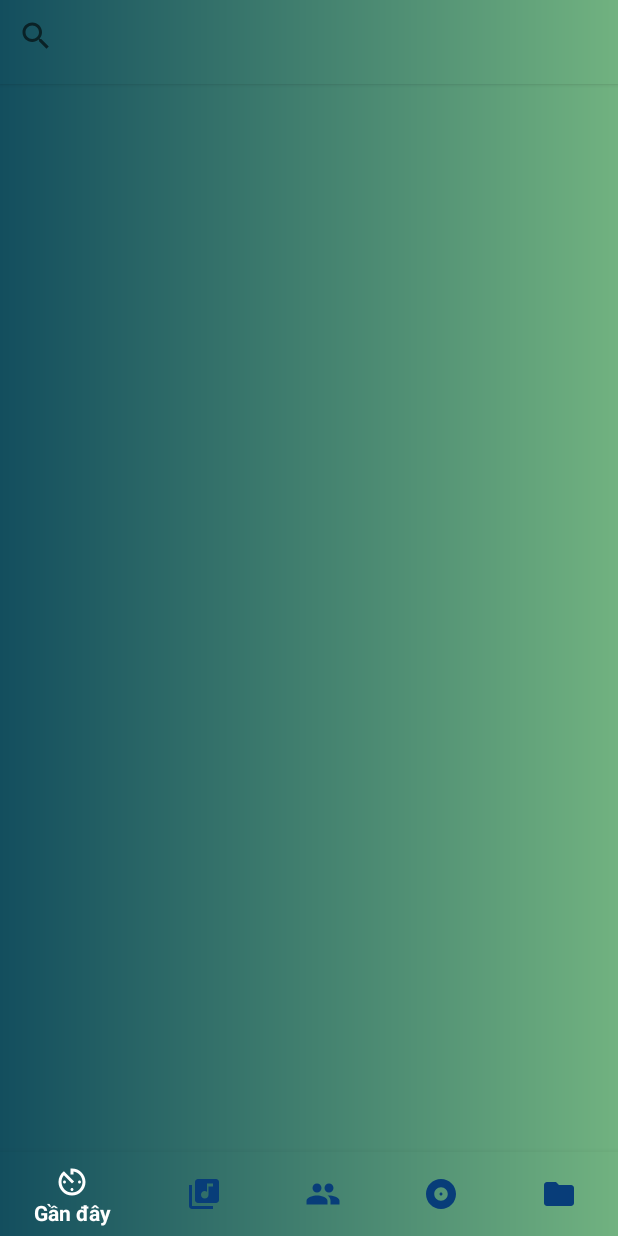
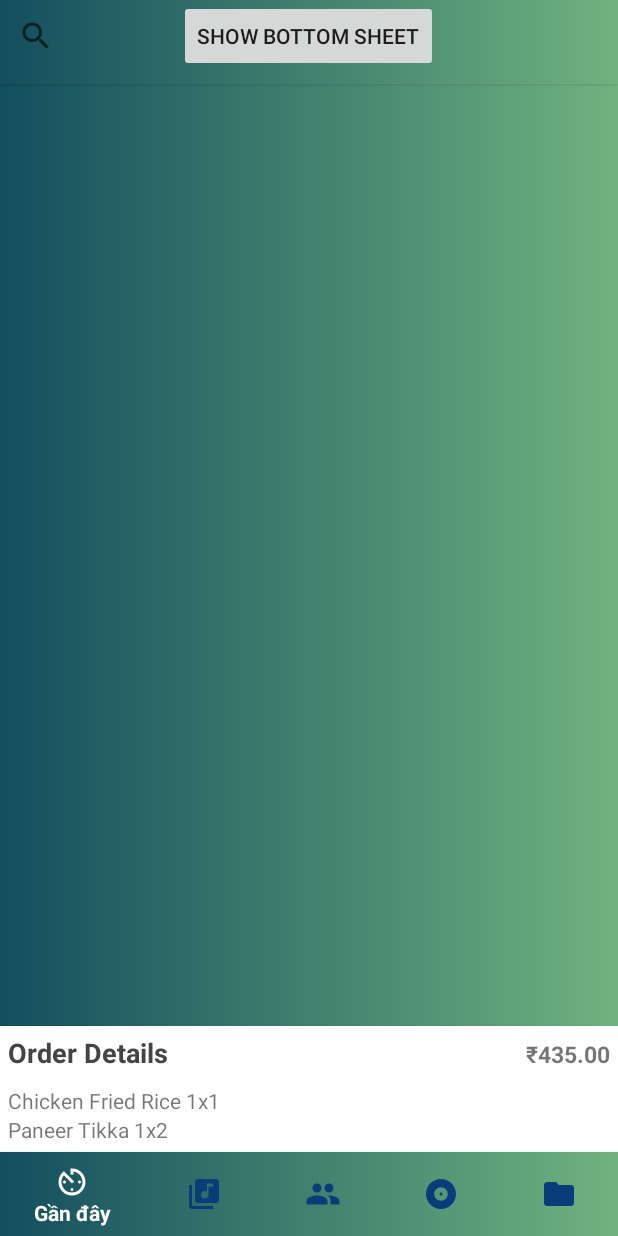
Before and after one commit to CongVan/Android, an Android app: the screen it shows after launch (MainActivity), on a phone screen of 412 x 824 dp. Run offline under Robolectric (Android 15) with nearby library versions, the phone set to English and light mode, and no system bars; our stand-ins replace ButterKnife.

Commit message:
fix bug bottom sheet with activity main

```diff
--- a/MusicForLife/app/src/main/java/com/example/musicforlife/MainActivity.java
+++ b/MusicForLife/app/src/main/java/com/example/musicforlife/MainActivity.java
@@ -8,6 +8,7 @@ import android.support.annotation.NonNull;
 import android.support.constraint.ConstraintLayout;
 import android.support.design.widget.BottomNavigationView;
 import android.support.design.widget.BottomSheetBehavior;
+import android.support.v4.widget.NestedScrollView;
 import android.support.v7.widget.SearchView;
 import android.support.v7.app.AppCompatActivity;
 import android.support.v7.widget.Toolbar;
@@ -35,7 +36,7 @@ public class MainActivity extends AppCompatActivity {
     Button btnBottomSheet;
 
     //    @BindView(R.id.bottom_sheet)
-    LinearLayout layoutBottomSheet;
+    NestedScrollView layoutBottomSheet;
 
     BottomSheetBehavior sheetBehavior;
 
@@ -45,8 +46,8 @@ public class MainActivity extends AppCompatActivity {
         setContentView(R.layout.activity_main);
 //        ButterKnife.bind(this);
         frameLayoutContainer = findViewById(R.id.frame_container);
-//        btnBottomSheet = findViewById(R.id.btn_bottom_sheet);
-//        layoutBottomSheet = findViewById(R.id.bottom_sheet);
+        btnBottomSheet = findViewById(R.id.btn_bottom_sheet);
+        layoutBottomSheet = findViewById(R.id.bottom_sheet);
 //        fragmentThread.run();
 //        Toolbar toolbar = (Toolbar) findViewById(R.id.tool_bar_main);
 //
@@ -56,7 +57,7 @@ public class MainActivity extends AppCompatActivity {
 //        setSupportActionBar(toolbar);
 //
 
-//        sheetBehavior = BottomSheetBehavior.from(layoutBottomSheet);
+
         final BottomNavigationView bottomNavigationView = findViewById(R.id.navigation_main);
 
         bottomNavigationView.setOnNavigationItemSelectedListener(new BottomNavigationView.OnNavigationItemSelectedListener() {
@@ -85,36 +86,37 @@ public class MainActivity extends AppCompatActivity {
  * bottom sheet state change listener
  * we are changing button text when sheet changed state
  * */
-//        layoutBottomSheet.getLayoutParams().height = ViewGroup.LayoutParams.MATCH_PARENT;
-//        sheetBehavior.setBottomSheetCallback(new BottomSheetBehavior.BottomSheetCallback() {
-//            @Override
-//            public void onStateChanged(@NonNull View bottomSheet, int newState) {
-//                switch (newState) {
-//                    case BottomSheetBehavior.STATE_HIDDEN:
-//                        break;
-//                    case BottomSheetBehavior.STATE_EXPANDED: {
-//                        btnBottomSheet.setText("Close Sheet");
-////                        bottomNavigationView.setSystemUiVisibility(View.INVISIBLE);
-//                        layoutBottomSheet.bringToFront();
-//                    }
-//                    break;
-//                    case BottomSheetBehavior.STATE_COLLAPSED: {
-//                        btnBottomSheet.setText("Expand Sheet");
-////                        bottomNavigationView.setSystemUiVisibility(View.VISIBLE);
-//                    }
-//                    break;
-//                    case BottomSheetBehavior.STATE_DRAGGING:
-//                        break;
-//                    case BottomSheetBehavior.STATE_SETTLING:
-//                        break;
-//                }
-//            }
-//
-//            @Override
-//            public void onSlide(@NonNull View bottomSheet, float slideOffset) {
-//
-//            }
-//        });
+        sheetBehavior = BottomSheetBehavior.from(layoutBottomSheet);
+        layoutBottomSheet.getLayoutParams().height = ViewGroup.LayoutParams.MATCH_PARENT;
+        sheetBehavior.setBottomSheetCallback(new BottomSheetBehavior.BottomSheetCallback() {
+            @Override
+            public void onStateChanged(@NonNull View bottomSheet, int newState) {
+                switch (newState) {
+                    case BottomSheetBehavior.STATE_HIDDEN:
+                        break;
+                    case BottomSheetBehavior.STATE_EXPANDED: {
+                        btnBottomSheet.setText("Close Sheet");
+//                        bottomNavigationView.setSystemUiVisibility(View.INVISIBLE);
+                        layoutBottomSheet.bringToFront();
+                    }
+                    break;
+                    case BottomSheetBehavior.STATE_COLLAPSED: {
+                        btnBottomSheet.setText("Expand Sheet");
+//                        bottomNavigationView.setSystemUiVisibility(View.VISIBLE);
+                    }
+                    break;
+                    case BottomSheetBehavior.STATE_DRAGGING:
+                        break;
+                    case BottomSheetBehavior.STATE_SETTLING:
+                        break;
+                }
+            }
+
+            @Override
+            public void onSlide(@NonNull View bottomSheet, float slideOffset) {
+
+            }
+        });
 
     }
 
--- a/MusicForLife/app/src/main/res/layout/activity_main.xml
+++ b/MusicForLife/app/src/main/res/layout/activity_main.xml
@@ -37,7 +37,14 @@
         </android.support.v7.widget.SearchView>
 
     </android.support.design.widget.CollapsingToolbarLayout>
+    <Button
+        android:id="@+id/btn_bottom_sheet"
+        android:layout_width="wrap_content"
 
+        android:layout_height="wrap_content"
+        android:layout_gravity="center_horizontal"
+        android:onClick="toggleBottomSheet"
+        android:text="Show Bottom Sheet" />
     <FrameLayout
         android:id="@+id/frame_container"
         android:layout_width="match_parent"
@@ -61,10 +68,9 @@
         app:itemBackground="@android:color/transparent"
         app:itemIconTint="@color/bottom_navigation_colors"
         app:itemTextColor="@color/bottom_navigation_colors"
-
         app:menu="@menu/bottom_navigation">
 
     </android.support.design.widget.BottomNavigationView>
     <!-- Adding bottom sheet after main content -->
-
+    <include layout="@layout/layout_bottom_sheet_played"/>
 </android.support.design.widget.CoordinatorLayout>
--- a/MusicForLife/app/src/main/res/layout/layout_bottom_sheet_played.xml
+++ b/MusicForLife/app/src/main/res/layout/layout_bottom_sheet_played.xml
@@ -1,27 +1,33 @@
 <?xml version="1.0" encoding="utf-8"?>
-<LinearLayout xmlns:android="http://schemas.android.com/apk/res/android"
+<android.support.v4.widget.NestedScrollView xmlns:android="http://schemas.android.com/apk/res/android"
     xmlns:app="http://schemas.android.com/apk/res-auto"
+    android:id="@+id/bottom_sheet"
     android:layout_width="match_parent"
     android:layout_height="match_parent"
+    android:background="#fff"
+    android:clipToPadding="true"
+    android:elevation="@dimen/design_appbar_elevation"
+    android:fitsSystemWindows="true"
     android:orientation="vertical"
-    android:background="#fff"
     android:padding="5dp"
     app:behavior_hideable="false"
-    app:behavior_peekHeight="100dp"
+    app:behavior_peekHeight="140dp"
+    app:layout_anchor="@+id/bottom_sheet"
     app:layout_behavior="android.support.design.widget.BottomSheetBehavior"
-    android:id="@+id/bottom_sheet"
-    android:elevation="@dimen/design_appbar_elevation"
-    android:fitsSystemWindows="true"
-    android:paddingBottom="?attr/actionBarSize"
-    app:layout_anchor="@+id/bottom_sheet"
 
     >
+
+
+    <LinearLayout
+        android:layout_width="match_parent"
+        android:layout_height="match_parent"
+        android:orientation="vertical">
 
         <LinearLayout
             android:layout_width="match_parent"
             android:layout_height="wrap_content"
+            android:layout_gravity="center_vertical"
             android:orientation="horizontal"
-        android:layout_gravity="center_vertical"
             android:weightSum="3"
 
             >
@@ -38,12 +44,12 @@
 
             <TextView
                 android:layout_width="0dp"
-            android:gravity="right"
                 android:layout_height="wrap_content"
                 android:layout_weight="1"
-            android:textStyle="bold"
+                android:gravity="right"
+                android:text="₹435.00"
                 android:textSize="15dp"
-            android:text="₹435.00"></TextView>
+                android:textStyle="bold"></TextView>
         </LinearLayout>
 
 
@@ -71,14 +77,16 @@
             android:text="Flat No 404, Skyline Apartments, Vizag - 500576" />
 
         <Button
+            android:id="@+id/btnCheckout"
             android:layout_width="match_parent"
             android:layout_height="wrap_content"
             android:layout_marginTop="30dp"
             android:background="#000"
             android:foreground="?attr/selectableItemBackground"
+            android:onClick="TestEvent"
             android:text="PROCEED PAYMENT"
-        android:textColor="#fff"
-        android:onClick="TestEvent"
-        android:id="@+id/btnCheckout"
-        />
+            android:textColor="#fff" />
     </LinearLayout>
+
+
+</android.support.v4.widget.NestedScrollView>
```
Also changed, not shown: MusicForLife/app/src/main/java/com/example/musicforlife/FragmentListSong.java (+52 -51 lines), MusicForLife/app/src/main/res/layout/layout_list_song.xml (+1 -8 lines). Lines whose indentation alone changed are shown as unchanged.
